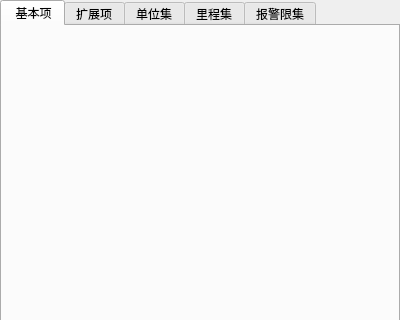
Before: the Qt Designer form src/config_ui/qt/src/config/ui/variant_edit.ui in eth-from-zero/qzy-environmental-monitoring, drawn with Qt 5; both pictures show x 0 to 400 and y 0 to 320 of the 400 by 500 pixel window.
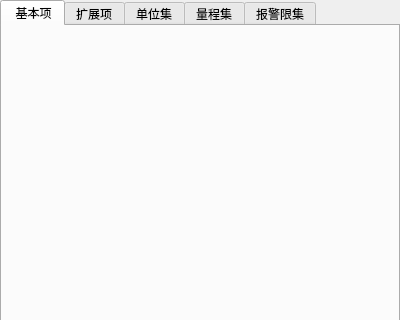
After: the same form once the commit is applied.

```diff
--- a/src/config_ui/qt/src/config/ui/variant_edit.ui
+++ b/src/config_ui/qt/src/config/ui/variant_edit.ui
@@ -57,7 +57,7 @@
      </widget>
      <widget class="QWidget" name="tab_miles_set">
       <attribute name="title">
-       <string>里程集</string>
+       <string>量程集</string>
       </attribute>
      </widget>
      <widget class="QWidget" name="tab_alarm_limits_set">
```
